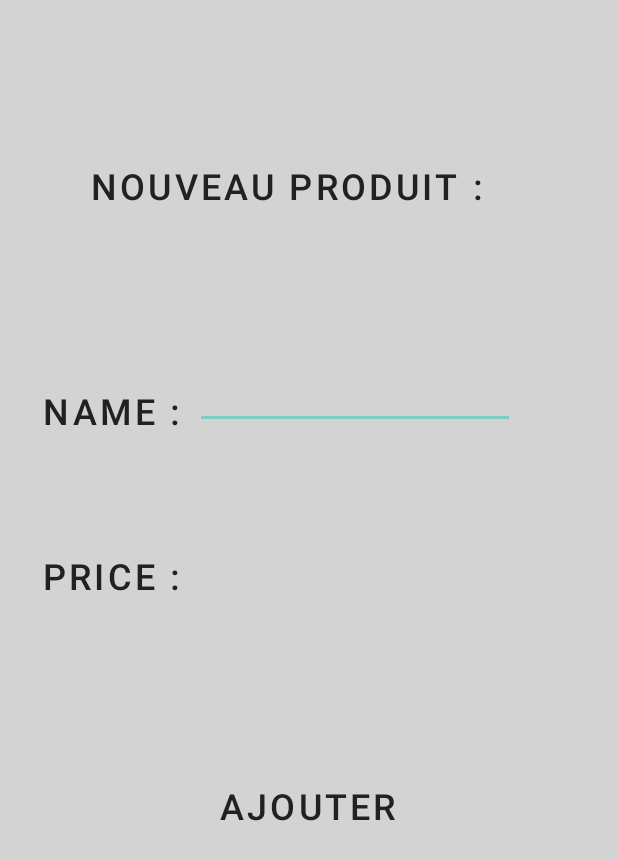
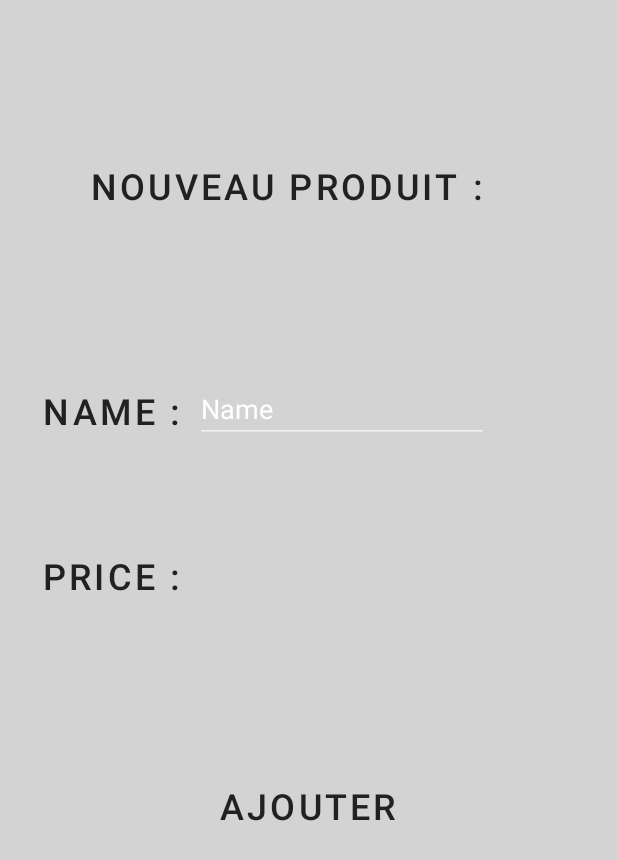
Before and after one commit to jeremysimione/DelivFood, an Android app: the ajoute_products screen opened directly, with no data from a screen before it, on a phone screen of 412 x 824 dp. Shown: the top 860 px of the screen. Run offline under Robolectric (Android 15) with nearby library versions, the phone set to English and light mode, and no system bars; our stand-ins replace ButterKnife, Firebase (no records; nobody signed in at launch, a user with empty details on screens opened directly); Roboto replaces fonts that are not available here.

Commit message:
restaurant

```diff
--- a/LivraisonRestaurant/app/src/main/java/com/example/livraisonrestaurant/ui/login/Auth/Restaurant/ajoute_products.java
+++ b/LivraisonRestaurant/app/src/main/java/com/example/livraisonrestaurant/ui/login/Auth/Restaurant/ajoute_products.java
@@ -32,8 +32,9 @@ public class ajoute_products extends BaseActivity {
         Valid.setOnClickListener(new View.OnClickListener() {
             @Override
             public void onClick(View v) {
-
-                productHelper.createProduct(ownerId,"sandwich au thon ",uid,5,true).addOnCompleteListener(new OnCompleteListener<Void>() {
+                String n = (String) name.getText().toString();
+                int P = (int) Integer.parseInt(price.getText().toString());
+                productHelper.createProduct(ownerId,n,uid,P,true).addOnCompleteListener(new OnCompleteListener<Void>() {
                     @Override
                     public void onComplete(@NonNull Task<Void> task) {
                         Intent intent = new Intent(getApplicationContext(), ordersRestaurant.class);
--- a/LivraisonRestaurant/app/src/main/res/layout/activity_ajoute_products.xml
+++ b/LivraisonRestaurant/app/src/main/res/layout/activity_ajoute_products.xml
@@ -41,15 +41,6 @@
         android:textSize="24sp" />
 
     <EditText
-        android:id="@+id/Name"
-        android:layout_width="213dp"
-        android:layout_height="36dp"
-        android:layout_marginStart="130dp"
-        android:layout_marginTop="250dp"
-        android:layout_marginEnd="130dp"
-         />
-
-    <EditText
         android:id="@+id/Price"
         android:layout_width="213dp"
         android:layout_height="wrap_content"
@@ -73,5 +64,16 @@
         android:text="Ajouter"
         android:textSize="24sp" />
 
+    <EditText
+        android:id="@+id/name"
+        android:layout_width="196dp"
+        android:layout_height="wrap_content"
+        android:layout_marginStart="130dp"
+        android:layout_marginTop="250dp"
+        android:layout_marginEnd="130dp"
+        android:ems="10"
+        android:inputType="textPersonName"
+        android:text="Name" />
+
 
 </androidx.coordinatorlayout.widget.CoordinatorLayout>
```
